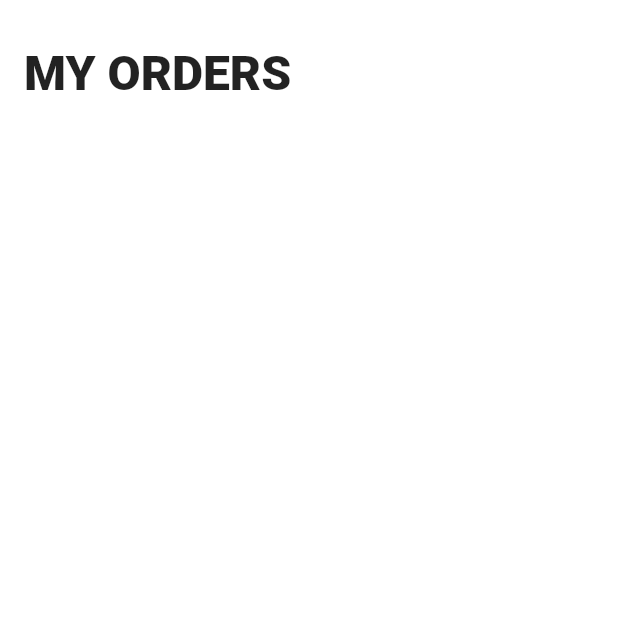
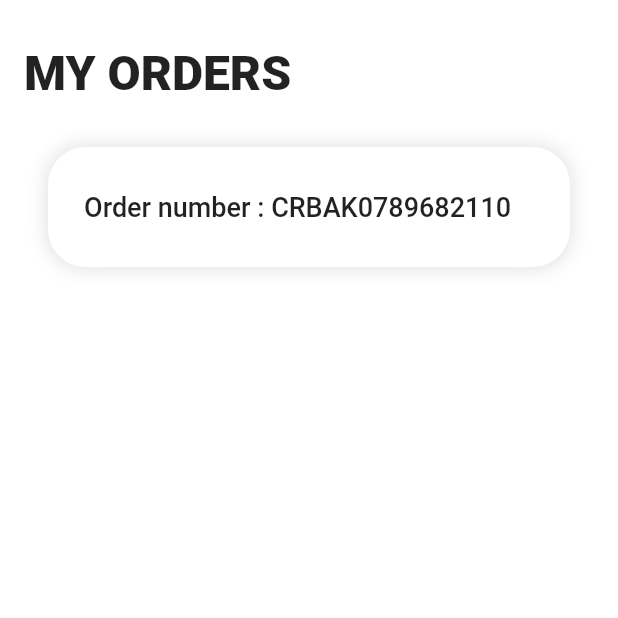
Before and after one commit to agam1092005/Crown-shopping, a Flutter app: the ThankYouPage screen opened directly, after a tap on "VIEW MY ORDERS", on a phone screen of 412 x 824 dp, the top half of it. Run offline on Flutter 3.47's test engine with Material 2 defaults, Android fonts, the phone set to English and light mode, and no system bars; our stand-ins replace carousel_slider, firebase_auth, firebase_core, flutter_local_notifications, flutter_rating_bar, flutter_spinkit and 7 more; missing offline and left inert: flutter_facebook_login; accounts and stored records are empty.

Commit message:
some modifications

```diff
--- a/lib/main.dart
+++ b/lib/main.dart
@@ -1,7 +1,7 @@
+import 'package:crown_shopping/Additional%20Pages/Splash_start_screen.dart';
 import 'package:firebase_core/firebase_core.dart';
 import 'package:flutter/material.dart';
 import 'package:flutter/services.dart';
-import './Additional Pages/Splash_start_screen.dart';
 
 void main() async {
   WidgetsFlutterBinding.ensureInitialized();
--- a/lib/settings/my_orders.dart
+++ b/lib/settings/my_orders.dart
@@ -1,4 +1,5 @@
 import 'package:flutter/material.dart';
+import 'package:shared_preferences/shared_preferences.dart';
 
 class MyOrders extends StatefulWidget {
   @override
@@ -6,8 +7,24 @@ class MyOrders extends StatefulWidget {
 }
 
 class _MyOrdersState extends State<MyOrders> {
+  // ignore: non_constant_identifier_names
+  String randomNumber;
+  String randomstring;
+  // ignore: non_constant_identifier_names
+  String OrderNumber = '';
+
+  getOrderNumber() async {
+    SharedPreferences prefs = await SharedPreferences.getInstance();
+    setState(() {
+      OrderNumber = prefs.getString('OrderNumber');
+    });
+  }
+
   @override
   Widget build(BuildContext context) {
+    setState(() {
+      getOrderNumber();
+    });
     return SafeArea(
       child: Scaffold(
         backgroundColor: Colors.white,
@@ -24,6 +41,38 @@ class _MyOrdersState extends State<MyOrders> {
             SizedBox(
               height: 30,
             ),
+            Container(
+              height: 80,
+              width: double.maxFinite,
+              margin: EdgeInsets.only(left: 16, right: 16, bottom: 10),
+              padding: EdgeInsets.symmetric(vertical: 16, horizontal: 24),
+              decoration: BoxDecoration(
+                color: Colors.white,
+                borderRadius: BorderRadius.all(
+                  Radius.circular(25),
+                ),
+                boxShadow: [
+                  BoxShadow(
+                    color: Colors.black12,
+                    spreadRadius: 1,
+                    blurRadius: 10,
+                  ),
+                ],
+              ),
+              child: Row(
+                mainAxisAlignment: MainAxisAlignment.start,
+                children: [
+                  Flexible(
+                    child: Text(
+                      '$OrderNumber',
+                      textAlign: TextAlign.center,
+                      style:
+                          TextStyle(fontSize: 18, fontWeight: FontWeight.w500),
+                    ),
+                  ),
+                ],
+              ),
+            ),
           ],
         ),
       ),
--- a/lib/thank_you_page.dart
+++ b/lib/thank_you_page.dart
@@ -1,6 +1,7 @@
 import 'package:crown_shopping/settings/my_orders.dart';
 import 'package:flutter/material.dart';
 import 'package:random_string/random_string.dart';
+import 'package:shared_preferences/shared_preferences.dart';
 
 import 'Others/Constants.dart';
 import 'Others/rounded_button.dart';
@@ -12,6 +13,8 @@ class ThankYouPage extends StatefulWidget {
 
 class _ThankYouPageState extends State<ThankYouPage> {
 
+  // ignore: non_constant_identifier_names
+  String OrderNumber;
   var randomNumber = randomNumeric(10);
   var randomstring = randomAlpha(3).toUpperCase();
 
@@ -45,7 +48,8 @@ class _ThankYouPageState extends State<ThankYouPage> {
             SizedBox(
               height: 40,
             ),
-            Text(
+             Text(
+               OrderNumber =
               'Order number : CR$randomstring$randomNumber',
               style: TextStyle(
                   fontSize: 20, color: Colors.black54, fontFamily: 'Inconsolata'),
@@ -73,8 +77,11 @@ class _ThankYouPageState extends State<ThankYouPage> {
               title: 'VIEW MY ORDERS', style: AlertTextStyle,
               width: MediaQuery.of(context).size.width * 0.8,
               height: MediaQuery.of(context).size.height * 0.05,
-              onPressed: () {
-                Navigator.pushReplacement(
+              onPressed: () async {
+                SharedPreferences prefs =
+                    await SharedPreferences.getInstance();
+                prefs.setString('OrderNumber', OrderNumber);
+                Navigator.push(
                   context,
                   PageRouteBuilder(
                     transitionsBuilder:
```
Also changed, not shown: lib/Profile Page/FB_Profile_Page.dart (+22 -14 lines), lib/Profile Page/google_Profile_page.dart (+36 -16 lines), lib/Profile Page/profile_page.dart (+10 -9 lines), lib/login_screen.dart (+91 -55 lines), images/FacebookIcon.png (added), images/GoogleIcon.png (added).
